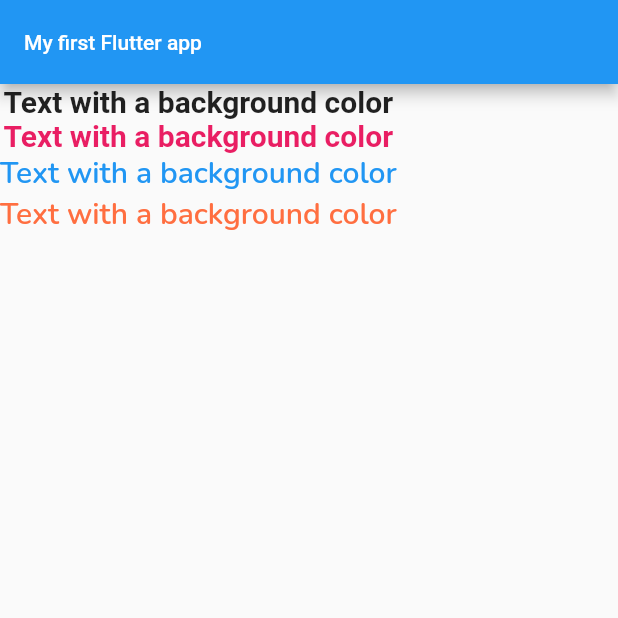
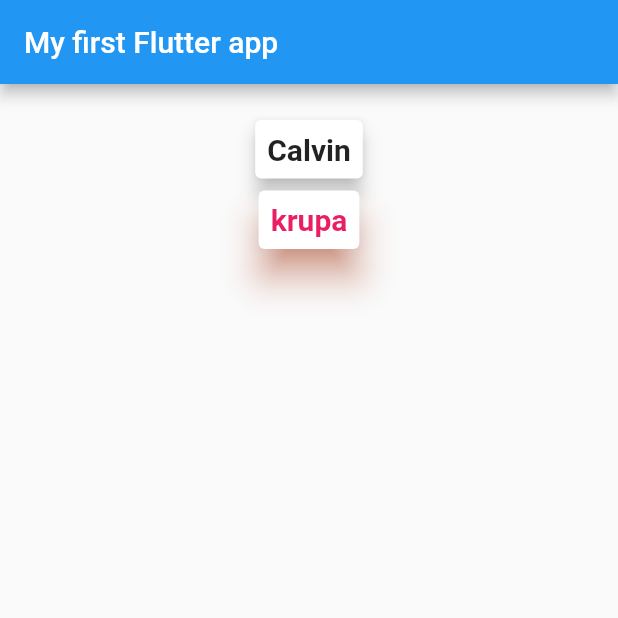
Before and after one commit to Spider-Calvin/MyFirst-Flutter-App, a Flutter app: the screen it shows after launch, on a phone screen of 412 x 824 dp, the top half of it. Run offline on Flutter 3.47's test engine with Material 2 defaults, Android fonts, the phone set to English and light mode, and no system bars.

Commit message:
🏓Card in flutter, elevation and padding

```diff
--- a/lib/main.dart
+++ b/lib/main.dart
@@ -17,10 +17,6 @@ class MyApp extends StatelessWidget {
         primarySwatch: Colors.blue,
         textTheme: const TextTheme(
           labelLarge:TextStyle(fontSize: 20.0, fontWeight: FontWeight.bold),
-          displayLarge: TextStyle(fontSize: 72.0, fontWeight: FontWeight.bold),
-          titleLarge: TextStyle(fontSize: 14.0, fontStyle: FontStyle.normal),
-          bodyMedium: TextStyle(fontSize: 20.0, fontFamily: 'Nunito'),
-          labelSmall:  TextStyle(fontSize: 20.0, fontFamily: 'Nunito'),
         ),
       ),
       home:MyHomePage()
@@ -38,24 +34,35 @@ class MyHomePage extends StatelessWidget {
         appBar: AppBar(
           title: const Text("My first Flutter app"),
         ),
-        body:Column(
+        body:Center(
+          child: Container(
+            margin:const EdgeInsets.all(20.0),
+            child: Column(
               children: [
-            Text(
-              'Text with a background color',
+                Card(
+                  elevation: 5,
+                  child: Padding(
+                    padding: const EdgeInsets.all(8.0),
+                    child: Text(
+                      'Calvin',
                       style: Theme.of(context).textTheme.labelLarge,
                     ),
-            Text(
-              'Text with a background color',
+                  ),
+                ),
+                Card(
+                  elevation: 10,
+                  shadowColor: Colors.deepOrange,
+                  child: Padding(
+                    padding: const EdgeInsets.all(8.0),
+                    child: Text(
+                      'krupa',
                       style: Theme.of(context).textTheme.labelLarge!.copyWith(color: Colors.pink),
-            ),Text(
-              'Text with a background color',
-              style: mytextStyle(),
                     ),
-            Text(
-              'Text with a background color',
-              style: mytextStyle2(textColor: Colors.deepOrangeAccent),
+                  ),
                 ),
               ],
+            ),
+          ),
         ),
     );
   }
```
Lines whose indentation alone changed are shown as unchanged.
